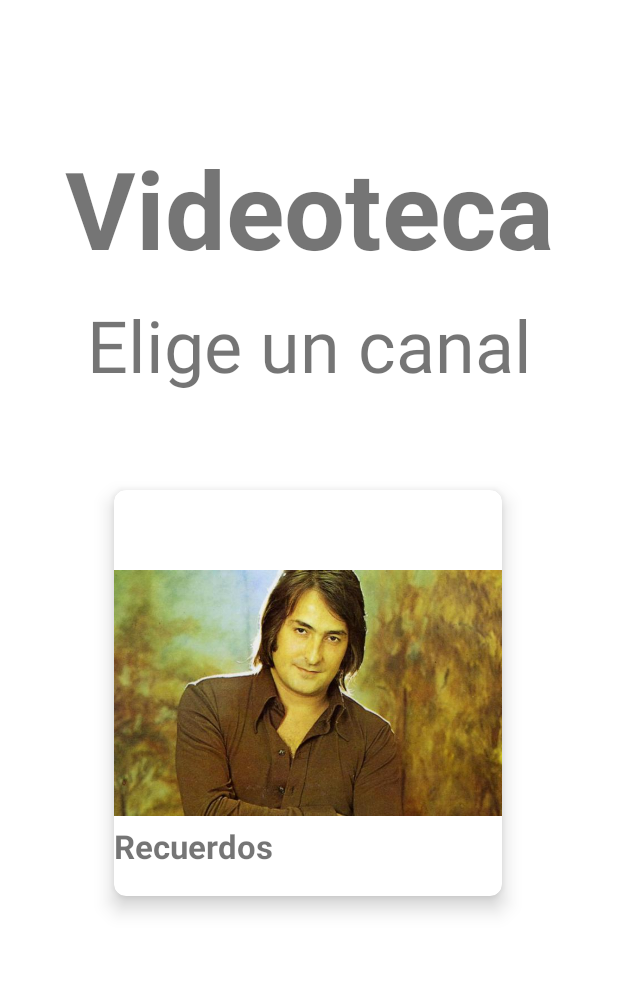
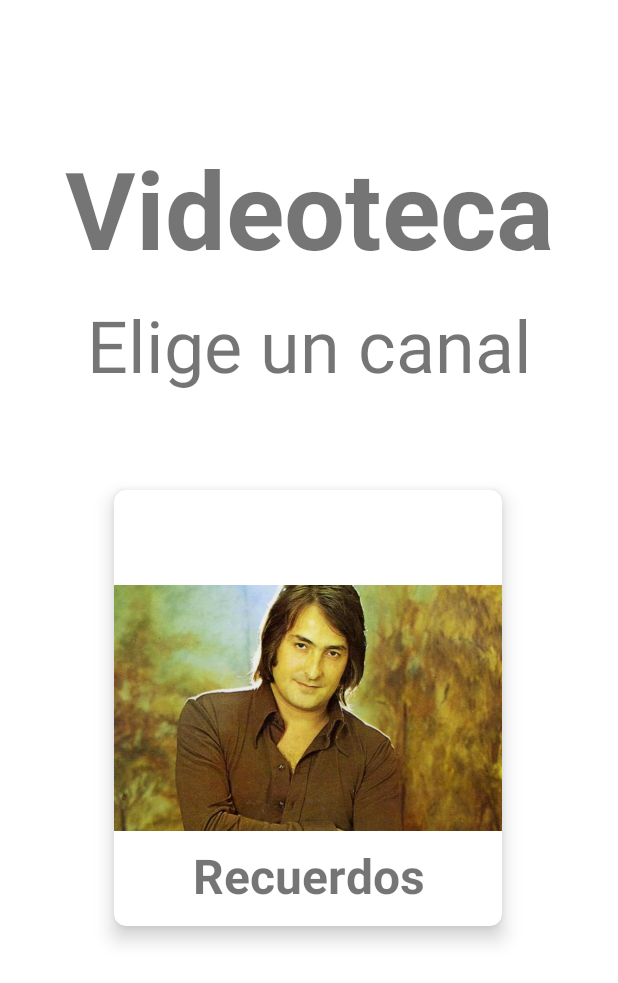
Before and after one commit to amrobinska/FelizMente_App, an Android app: the layout activity_video.xml on its own in the app's theme, with its tools: preview values and no code run, on a phone screen of 412 x 824 dp. Shown: the top 983 px of the screen. Run offline under Robolectric (Android 15) with nearby library versions, the phone set to English and light mode, and no system bars.

```diff
--- a/app/src/main/AndroidManifest.xml
+++ b/app/src/main/AndroidManifest.xml
@@ -56,6 +56,10 @@
         <meta-data
             android:name="com.google.android.geo.API_KEY"
             android:value="@string/google_maps_key" />
+        <meta-data
+            android:name="preloaded_fonts"
+            android:resource="@array/preloaded_fonts" />
+
         <activity
             android:name=".activities.MapsActivity"
             android:exported="false"
--- a/app/src/main/res/layout/activity_video.xml
+++ b/app/src/main/res/layout/activity_video.xml
@@ -44,30 +44,33 @@
 
         android:id="@+id/cardView3"
         android:layout_width="280dp"
-        android:layout_height="300dp"
+        android:layout_height="320dp"
         android:layout_gravity="fill"
         android:layout_marginTop="50dp"
+        android:onClick="goToNostagicVideos"
         app:cardCornerRadius="8dp"
         app:cardElevation="8dp"
         app:cardUseCompatPadding="true"
         app:layout_constraintEnd_toEndOf="parent"
         app:layout_constraintHorizontal_bias="0.497"
         app:layout_constraintStart_toStartOf="parent"
-        app:layout_constraintTop_toBottomOf="@+id/choose_channel"
-        android:onClick="goToNostagicVideos">
+        app:layout_constraintTop_toBottomOf="@+id/choose_channel">
+
         <ImageView
             android:layout_width="match_parent"
             android:layout_height="match_parent"
-            android:src="@drawable/nino_bravo"
-            android:contentDescription="TODO" />
+            android:contentDescription="TODO"
+            android:src="@drawable/nino_bravo" />
 
         <TextView
             android:id="@+id/nostalgic_videos_label"
             android:layout_width="match_parent"
-            android:layout_height="48dp"
+            android:layout_height="match_parent"
+            android:layout_gravity="bottom"
+            android:gravity="bottom|center"
             android:text="@string/videos_nostalgia"
-            android:layout_gravity="bottom"
-            android:textSize="22sp"
+            android:textSize="32sp"
+            android:layout_marginBottom="12dp"
             android:textStyle="bold"
             app:layout_constraintBottom_toBottomOf="parent"
             app:layout_constraintEnd_toEndOf="@+id/imageNostalgicVideos"
@@ -80,7 +83,7 @@
 
     <androidx.cardview.widget.CardView
         android:layout_width="280dp"
-        android:layout_height="300dp"
+        android:layout_height="320dp"
         android:layout_gravity="fill"
         android:layout_marginStart="159dp"
         android:layout_marginTop="48dp"
@@ -96,49 +99,50 @@
         <ImageView
             android:layout_width="match_parent"
             android:layout_height="match_parent"
-            android:src="@drawable/nino_bravo"
-            android:contentDescription="TODO" />
+            android:contentDescription="TODO"
+            android:src="@drawable/nino_bravo" />
 
         <TextView
             android:id="@+id/video_label"
             android:layout_width="match_parent"
-            android:layout_height="5dp"
-            android:layout_gravity="bottom"
-            android:layout_marginTop="22dp"
-            android:layout_marginBottom="420dp"
+            android:layout_height="match_parent"
+            android:gravity="center|bottom"
+            android:layout_marginBottom="12dp"
             android:text="@string/relajacion"
             android:textSize="32sp"
             android:textStyle="bold" />
+
     </androidx.cardview.widget.CardView>
 
     <androidx.cardview.widget.CardView
         android:layout_width="280dp"
-        android:layout_height="300dp"
+        android:layout_height="320dp"
         android:layout_gravity="fill"
-        android:onClick="goToHumor"
         android:layout_marginStart="72dp"
         android:layout_marginTop="50dp"
+        android:onClick="goToHumor"
         app:cardCornerRadius="8dp"
         app:cardElevation="8dp"
         app:cardUseCompatPadding="true"
         app:layout_constraintStart_toEndOf="@+id/cardView3"
         app:layout_constraintTop_toBottomOf="@+id/choose_channel">
+
         <ImageView
             android:layout_width="match_parent"
             android:layout_height="match_parent"
-            android:src="@drawable/nino_bravo"
-            android:contentDescription="TODO" />
+            android:contentDescription="TODO"
+            android:src="@drawable/nino_bravo" />
 
         <TextView
             android:id="@+id/photos_label"
             android:layout_width="match_parent"
-            android:layout_height="107dp"
-            android:layout_gravity="bottom"
-            android:layout_marginTop="22dp"
-            android:layout_marginBottom="336dp"
+            android:layout_height="match_parent"
+            android:gravity="bottom|center"
+            android:layout_marginBottom="12dp"
             android:text="@string/humor"
-            android:textSize="22sp"
+            android:textSize="32sp"
             android:textStyle="bold" />
+
     </androidx.cardview.widget.CardView>
 
 
--- a/app/src/main/res/values/colors.xml
+++ b/app/src/main/res/values/colors.xml
@@ -1,10 +1,10 @@
 <?xml version="1.0" encoding="utf-8"?>
 <resources>
-    <color name="navy">#000080</color>
+    <color name="lochinvar">#309197</color>
+    <color name="alice_blue">#F0F8FF</color>
     <color name="your_pink">#FFC5BB</color>
     <color name="wild_watermelon">#EA596E</color>
     <color name="bright_red">#99173C</color>
-    <color name="mint_julep">#DAD8A7</color>
     <color name="black">#FF000000</color>
     <color name="white">#FFFFFF</color>
 </resources>
```
Also changed, not shown: app/src/main/res/font/.xml (added, +7 -0 lines), app/src/main/res/layout/activity_main.xml (+15 -13 lines), app/src/main/res/layout/activity_music.xml (+16 -12 lines).
